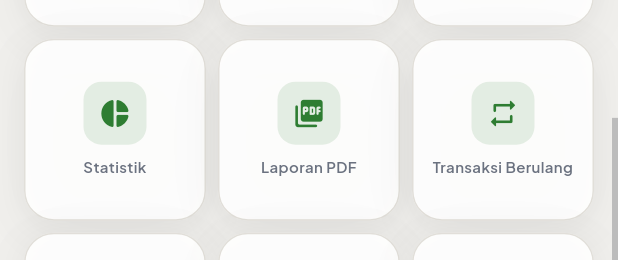
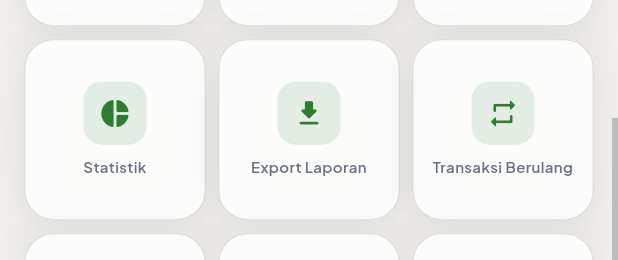
Before and after one commit to imamabdurrahmann/catatan_keuangan, a Flutter app: the TabLainnya widget shown alone on an empty page, opened directly, scrolled down 503 dp, on a phone screen of 412 x 824 dp. Shown: the part 318-578 px from the top of the screen. Run offline on Flutter 3.47's test engine with Material 3 defaults, Android fonts, the phone set to English and light mode, and no system bars; our stand-ins replace currency_text_input_formatter, file_picker, fl_chart, flutter_local_notifications, flutter_riverpod, go_router and 12 more; missing offline and left inert: encrypt, excel, home_widget, pointycastle; accounts and stored records are empty; network calls fail; project files that could hold a hidden picture were left out.

Commit message:
Rename 'Laporan PDF' to 'Export Laporan' since now supports multiple formats (PDF, Excel)
Co-Authored-By: Claude Opus 4.7 (1M context) <noreply@anthropic.com>

```diff
--- a/lib/pages/reports_stats/laporan_sheet.dart
+++ b/lib/pages/reports_stats/laporan_sheet.dart
@@ -163,7 +163,7 @@ class _LaporanSheetState extends State<LaporanSheet> {
               mainAxisAlignment: MainAxisAlignment.spaceBetween,
               children: [
                 const Text(
-                  'Cetak Laporan PDF',
+                  'Export Laporan',
                   style: TextStyle(fontSize: 20, fontWeight: FontWeight.bold),
                 ),
                 IconButton(
--- a/lib/pages/tabs/tab_lainnya.dart
+++ b/lib/pages/tabs/tab_lainnya.dart
@@ -343,7 +343,7 @@ class _TabLainnyaState extends ConsumerState<TabLainnya>
           context.push('/statistik?tahun=$tahun&bulan=$bulan');
         },
       ),
-      ('Laporan PDF', Icons.picture_as_pdf_rounded, showLaporan),
+      ('Export Laporan', Icons.file_download_rounded, showLaporan),
       ('Transaksi Berulang', Icons.repeat_rounded, showRecurring),
       (
         'Utang & Piutang',
```
Also changed, not shown: lib/services/excel_export_service.dart (+1 -18 lines).
